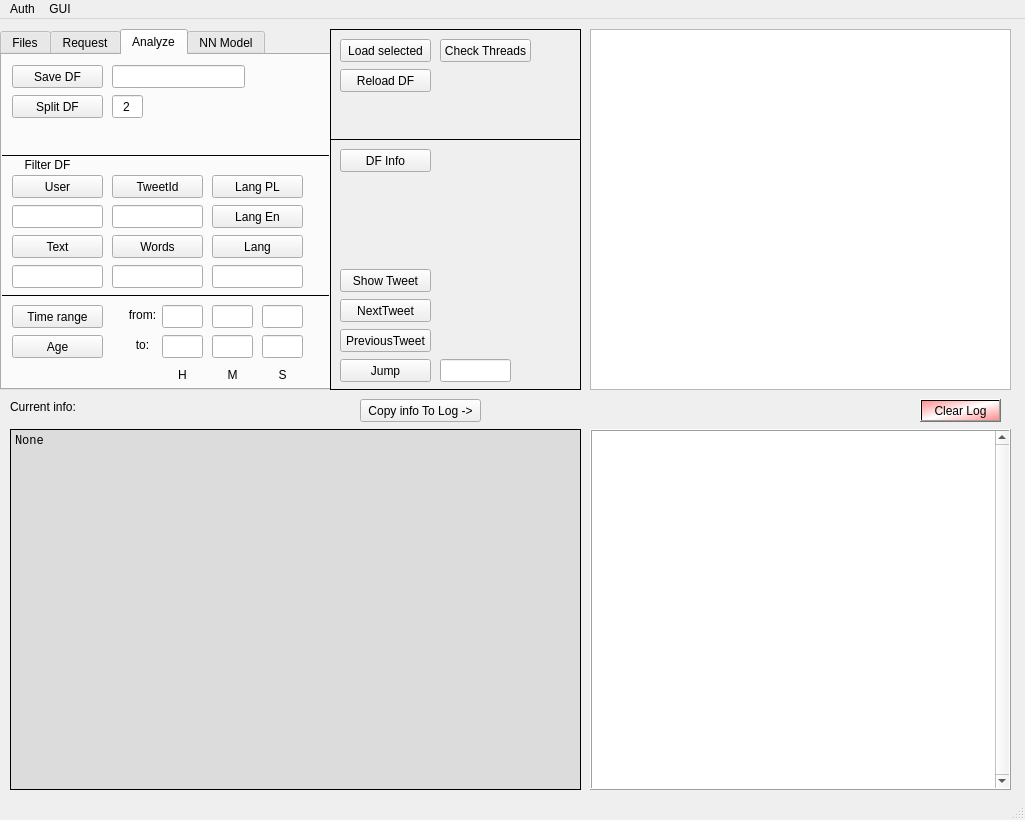
Above: TwitterAnalyzer/GUI/GUI_QT.ui from GrzegorzKrug/TwitterAnalyzer before the change. Below: the same form after it.
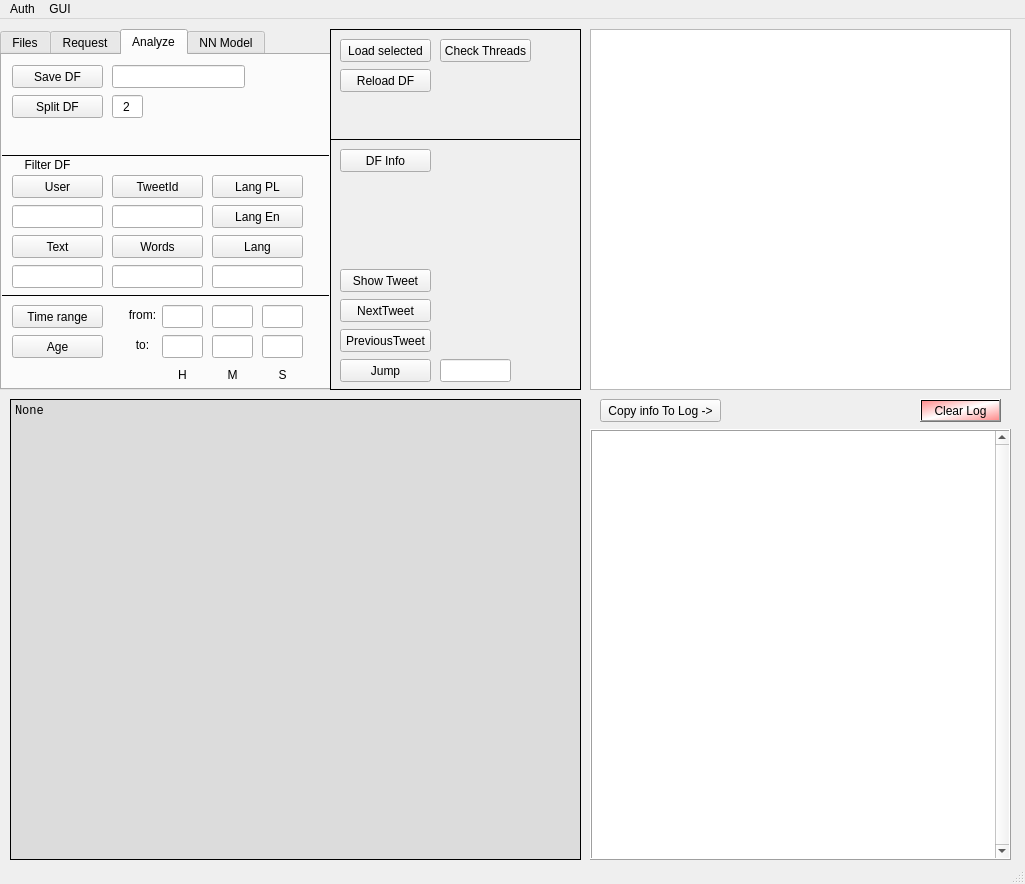
That is the form after the change.

What changed in the file:
```diff
--- a/TwitterAnalyzer/GUI/GUI_QT.ui
+++ b/TwitterAnalyzer/GUI/GUI_QT.ui
@@ -7,7 +7,7 @@
     <x>0</x>
     <y>0</y>
     <width>1025</width>
-    <height>820</height>
+    <height>884</height>
    </rect>
   </property>
   <property name="windowTitle">
@@ -769,19 +769,6 @@
      </attribute>
     </widget>
    </widget>
-   <widget class="QLabel" name="label_2">
-    <property name="geometry">
-     <rect>
-      <x>10</x>
-      <y>380</y>
-      <width>91</width>
-      <height>16</height>
-     </rect>
-    </property>
-    <property name="text">
-     <string>Current info:</string>
-    </property>
-   </widget>
    <widget class="QTreeView" name="treeView">
     <property name="geometry">
      <rect>
@@ -799,9 +786,9 @@
     <property name="geometry">
      <rect>
       <x>10</x>
-      <y>410</y>
+      <y>380</y>
       <width>571</width>
-      <height>361</height>
+      <height>461</height>
      </rect>
     </property>
     <property name="font">
@@ -836,7 +823,7 @@
       <x>590</x>
       <y>410</y>
       <width>421</width>
-      <height>361</height>
+      <height>431</height>
      </rect>
     </property>
     <property name="font">
@@ -886,7 +873,7 @@
    <widget class="QPushButton" name="pushButton_Info_screenLog">
     <property name="geometry">
      <rect>
-      <x>360</x>
+      <x>600</x>
       <y>380</y>
       <width>121</width>
       <height>23</height>
```
Left out of the diff: 1 changed line with no effect on the pictures.
